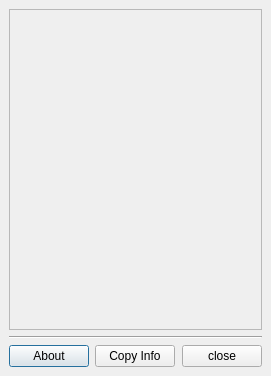
The window that retroshare-gui/src/gui/AboutDialog.ui (RetroShare/RetroShare) describes before a commit, drawn with Qt 5.
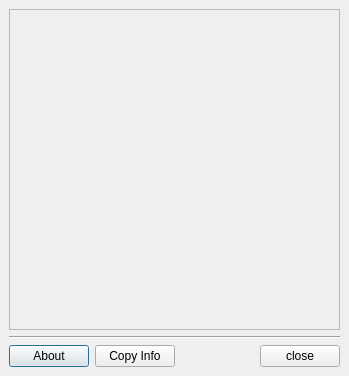
The same window after the commit. Icons and pictures are not drawn.

```diff
--- a/retroshare-gui/src/gui/AboutDialog.ui
+++ b/retroshare-gui/src/gui/AboutDialog.ui
@@ -6,7 +6,7 @@
    <rect>
     <x>0</x>
     <y>0</y>
-    <width>271</width>
+    <width>349</width>
     <height>376</height>
    </rect>
   </property>
@@ -22,7 +22,7 @@
   <property name="modal">
    <bool>true</bool>
   </property>
-  <layout class="QVBoxLayout" name="verticalLayout">
+  <layout class="QVBoxLayout">
    <property name="leftMargin">
     <number>9</number>
    </property>
@@ -46,14 +46,14 @@
     </widget>
    </item>
    <item>
-    <widget class="Line" name="line">
+    <widget class="Line" name="mainHline">
      <property name="orientation">
       <enum>Qt::Horizontal</enum>
      </property>
     </widget>
    </item>
    <item>
-    <layout class="QHBoxLayout" name="horizontalLayout">
+    <layout class="QHBoxLayout" name="buttonHLayout">
      <item>
       <widget class="QPushButton" name="help_button">
        <property name="text">
```
Left out of the diff: 2 changed lines with no effect on the pictures.
